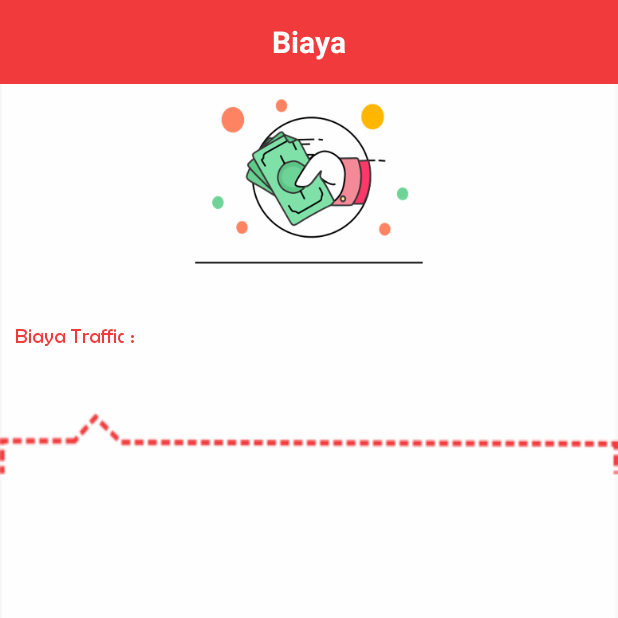
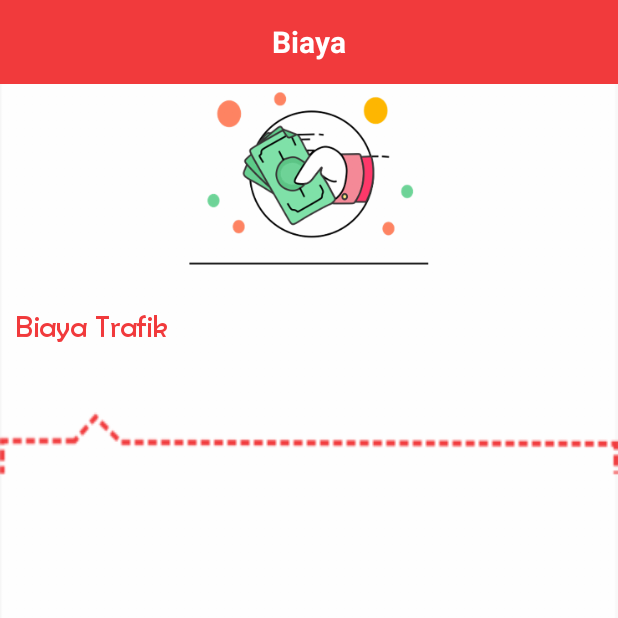
Before and after one commit to Bahroel0/SPK-Transportasi, an Android app: the CostActivity screen opened directly, with no data from a screen before it, on a phone screen of 412 x 824 dp, the top half of it. Run offline under Robolectric (Android 15) with nearby library versions, the phone set to English and light mode, and no system bars; libraries missing offline, so code that uses them is left out: io.realm; 5 statements that could not run were skipped.

Commit message:
fixing layout

```diff
--- a/app/src/main/java/com/example/bahroel/spk/activity/CostActivity.java
+++ b/app/src/main/java/com/example/bahroel/spk/activity/CostActivity.java
@@ -44,6 +44,9 @@ public class CostActivity extends AppCompatActivity {
     protected void onCreate(Bundle savedInstanceState) {
         super.onCreate(savedInstanceState);
         setContentView(R.layout.activity_cost);
+
+        getWindow().setFlags(android.view.WindowManager.LayoutParams.FLAG_FULLSCREEN, android.view.WindowManager.LayoutParams.FLAG_FULLSCREEN);
+
         Toolbar toolbarTop = (Toolbar) findViewById(R.id.toolbar_top);
         TextView mTitle = (TextView) toolbarTop.findViewById(R.id.toolbar_title);
         recycler = (RecyclerView)findViewById(R.id.recyclerbayar);
--- a/app/src/main/java/com/example/bahroel/spk/activity/DestinationActivity.java
+++ b/app/src/main/java/com/example/bahroel/spk/activity/DestinationActivity.java
@@ -51,6 +51,7 @@ public class DestinationActivity extends AppCompatActivity {
     protected void onCreate(Bundle savedInstanceState) {
         super.onCreate(savedInstanceState);
         setContentView(R.layout.activity_destination);
+        getWindow().setFlags(android.view.WindowManager.LayoutParams.FLAG_FULLSCREEN, android.view.WindowManager.LayoutParams.FLAG_FULLSCREEN);
 
         viewFlipper = (ViewFlipper)findViewById(R.id.viewflipperDesti);
         for(int image:images){
--- a/app/src/main/java/com/example/bahroel/spk/activity/GenerateActivity.java
+++ b/app/src/main/java/com/example/bahroel/spk/activity/GenerateActivity.java
@@ -40,7 +40,7 @@ public class GenerateActivity extends AppCompatActivity {
     protected void onCreate(Bundle savedInstanceState) {
         super.onCreate(savedInstanceState);
         setContentView(R.layout.activity_generate);
-
+        getWindow().setFlags(android.view.WindowManager.LayoutParams.FLAG_FULLSCREEN, android.view.WindowManager.LayoutParams.FLAG_FULLSCREEN);
         Toolbar toolbarTop = (Toolbar) findViewById(R.id.toolbar_top);
         TextView mTitle = (TextView) toolbarTop.findViewById(R.id.toolbar_title);
         totalValue = (TextView) findViewById(R.id.tvTotalValue);
--- a/app/src/main/java/com/example/bahroel/spk/activity/HomeActivity.java
+++ b/app/src/main/java/com/example/bahroel/spk/activity/HomeActivity.java
@@ -57,6 +57,7 @@ public class HomeActivity extends AppCompatActivity {
     protected void onCreate(Bundle savedInstanceState) {
         super.onCreate(savedInstanceState);
         setContentView(R.layout.activity_home);
+        getWindow().setFlags(android.view.WindowManager.LayoutParams.FLAG_FULLSCREEN, android.view.WindowManager.LayoutParams.FLAG_FULLSCREEN);
 
 //        viewPager = (ViewPager)findViewById(R.id.viewPager);
         viewFlipper = (ViewFlipper)findViewById(R.id.viewFlipperSource);
--- a/app/src/main/java/com/example/bahroel/spk/activity/MainActivity.java
+++ b/app/src/main/java/com/example/bahroel/spk/activity/MainActivity.java
@@ -34,6 +34,7 @@ public class MainActivity extends AppCompatActivity {
     protected void onCreate(Bundle savedInstanceState) {
         super.onCreate(savedInstanceState);
         setContentView(R.layout.activity_main);
+        getWindow().setFlags(android.view.WindowManager.LayoutParams.FLAG_FULLSCREEN, android.view.WindowManager.LayoutParams.FLAG_FULLSCREEN);
 
         this.realm = RealmController.with(this).getRealm();
         if (!Prefs.with(getApplicationContext()).getPreLoad()) {
--- a/app/src/main/res/layout/activity_cost.xml
+++ b/app/src/main/res/layout/activity_cost.xml
@@ -26,38 +26,43 @@
             android:id="@+id/toolbar_title" />
 
     </android.support.v7.widget.Toolbar>
-    <RelativeLayout
+
+    <LinearLayout
+        android:orientation="vertical"
         android:layout_below="@+id/toolbar_top"
-        android:id="@+id/relative"
-        android:layout_marginTop="10dp"
+        android:id="@+id/LineLayout"
         android:layout_width="match_parent"
         android:layout_height="wrap_content">
+
             <ImageView
                 android:id="@+id/imgbayar"
                 android:layout_width="match_parent"
                 android:src="@drawable/bayar"
-            android:layout_height="110dp" />
+                android:layout_marginTop="5dp"
+                android:layout_height="115dp" />
             <TextView
                 android:id="@+id/tvbiayatrafic"
-            android:layout_marginTop="40dp"
+                android:layout_marginTop="30dp"
                 android:layout_marginLeft="10dp"
                 android:layout_below="@+id/imgbayar"
                 android:layout_width="wrap_content"
-            android:text="Biaya Traffic :"
+                android:text="Biaya Trafik"
                 android:textStyle="bold"
+                android:textSize="20dp"
                 android:textColor="@color/colorPrimary"
                 android:layout_height="wrap_content" />
+
+
+    </LinearLayout>
+
+    <RelativeLayout
+        android:layout_below="@+id/LineLayout"
+        android:layout_marginTop="30dp"
+        android:layout_width="match_parent"
+        android:layout_height="wrap_content">
+
+        <include layout="@layout/content_bayar" />
     </RelativeLayout>
-
-    <LinearLayout
-        android:layout_marginTop="10dp"
-        android:id="@+id/linearLayoutBayar"
-        android:layout_below="@+id/relative"
-        android:orientation="vertical"
-        android:layout_width="match_parent"
-        android:layout_height="280dp">
-        <include layout="@layout/content_bayar" />
-    </LinearLayout>
 
 
 </RelativeLayout>
--- a/app/src/main/res/layout/activity_destination.xml
+++ b/app/src/main/res/layout/activity_destination.xml
@@ -14,7 +14,7 @@
 
         <ViewFlipper
             android:layout_width="match_parent"
-            android:layout_height="200dp"
+            android:layout_height="250dp"
             android:background="@drawable/border_bottom"
             android:id="@+id/viewflipperDesti"/>
 
--- a/app/src/main/res/layout/activity_home.xml
+++ b/app/src/main/res/layout/activity_home.xml
@@ -18,7 +18,7 @@
 
         <ViewFlipper
             android:layout_width="match_parent"
-            android:layout_height="200dp"
+            android:layout_height="250dp"
             android:background="@drawable/border_bottom"
             android:id="@+id/viewFlipperSource"/>
 
--- a/app/src/main/res/layout/activity_main.xml
+++ b/app/src/main/res/layout/activity_main.xml
@@ -66,6 +66,7 @@
                         android:id="@+id/tvinputdataasal"
                         android:layout_width="wrap_content"
                         android:text="Input Data Asal"
+                        android:textSize="17dp"
                         android:textStyle="bold"
                         android:layout_height="wrap_content" />
                 </LinearLayout>
@@ -97,6 +98,7 @@
                         android:layout_width="wrap_content"
                         android:text="Input Data Tujuan"
                         android:textStyle="bold"
+                        android:textSize="17dp"
                         android:layout_height="wrap_content" />
                 </LinearLayout>
 
@@ -138,6 +140,7 @@
                         android:layout_width="wrap_content"
                         android:textStyle="bold"
                         android:text="Biaya"
+                        android:textSize="17dp"
                         android:layout_height="wrap_content" />
                 </LinearLayout>
 
@@ -167,6 +170,7 @@
                         android:id="@+id/tvgeneratedata"
                         android:layout_width="wrap_content"
                         android:textStyle="bold"
+                        android:textSize="17dp"
                         android:text="Generate Data"
                         android:layout_height="wrap_content" />
                 </LinearLayout>
```
Also changed, not shown: app/src/main/res/layout/bayar_item.xml (+12 -3 lines), 733 other files. Lines whose indentation alone changed are shown as unchanged.
